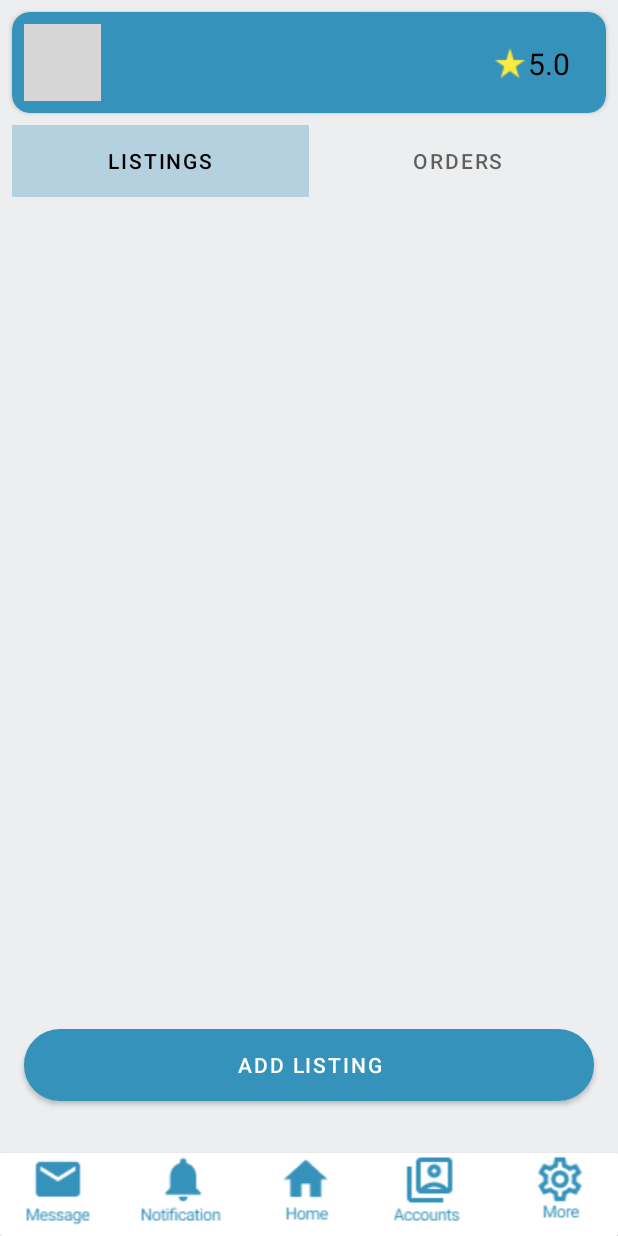
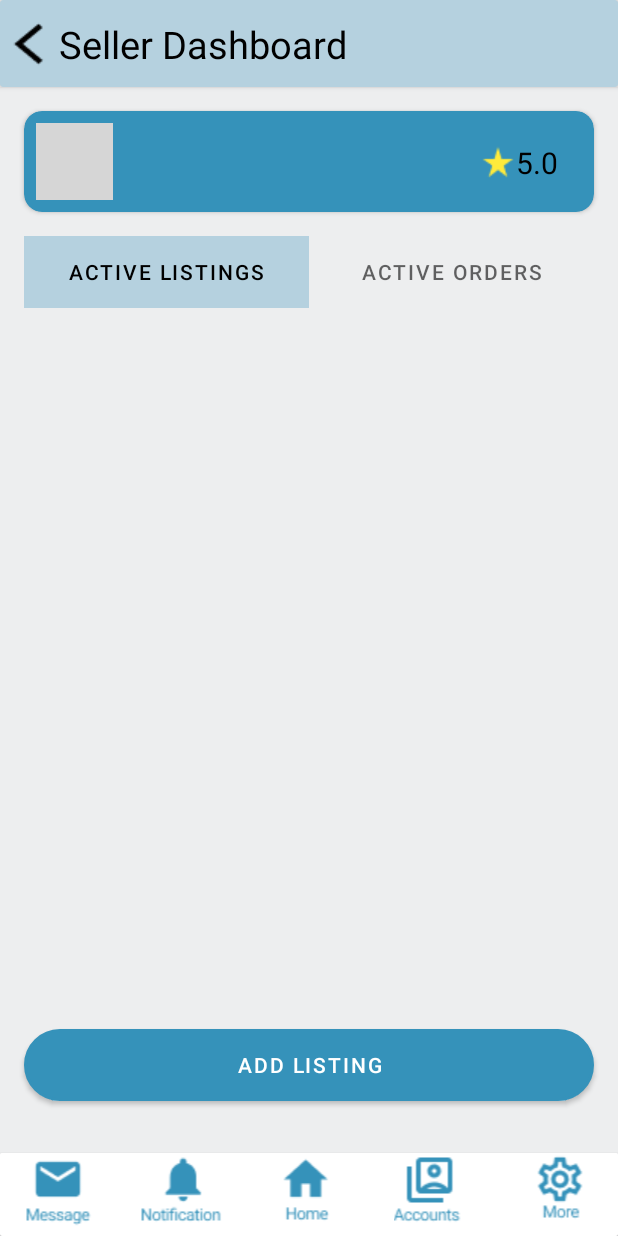
Before and after one commit to jikisan/ServiceHub, an Android app: the seller_dashboard screen opened directly, with no data from a screen before it, on a phone screen of 412 x 824 dp. Run offline under Robolectric (Android 15) with nearby library versions, the phone set to English and light mode, and no system bars; our stand-ins replace Firebase (no records; nobody signed in at launch, a user with empty details on screens opened directly); 2 statements that could not run were skipped; grey boxes are pictures that could not be loaded.

Commit message:
Setup retrieve listings data to recyclerview list

```diff
--- a/app/src/main/java/com/example/servicehub/add_listing_page.java
+++ b/app/src/main/java/com/example/servicehub/add_listing_page.java
@@ -234,9 +234,12 @@ public class add_listing_page extends AppCompatActivity {
         String listQuantity = tv_quantity.getText().toString();
         String listDesc = et_listDesc.getText().toString();
         String imageUriText = imageUri.toString();
+        int ratings = 0;
+        String ratingsText;
 
+        ratingsText = String.valueOf(ratings);
 
-        Listings listings = new Listings(imageUriText, listName, latLng, listPrice, listQuantity, listDesc);
+        Listings listings = new Listings(imageUriText, listName, latLng, listPrice, listQuantity, listDesc, ratingsText);
 
         listingDatabase.push().setValue(listings).addOnCompleteListener(new OnCompleteListener<Void>() {
             @Override
--- a/app/src/main/java/com/example/servicehub/seller_dashboard.java
+++ b/app/src/main/java/com/example/servicehub/seller_dashboard.java
@@ -22,7 +22,7 @@ import com.google.firebase.database.DatabaseReference;
 import com.google.firebase.database.FirebaseDatabase;
 import com.google.firebase.database.ValueEventListener;
 
-import Adapter_and_fragments.fragmentAdapter;
+import Adapter_and_fragments.fragmentAdapterListings;
 
 public class seller_dashboard extends AppCompatActivity {
 
@@ -31,7 +31,7 @@ public class seller_dashboard extends AppCompatActivity {
     private String userID;
     private TabLayout tabLayout;
     private ViewPager2 vp_viewPager2;
-    private fragmentAdapter adapter;
+    private fragmentAdapterListings adapter;
 
     ImageView iv_messageBtn, iv_notificationBtn, iv_homeBtn, iv_accountBtn,
             iv_moreBtn, iv_editListing;
@@ -56,11 +56,11 @@ public class seller_dashboard extends AppCompatActivity {
 
     private void generateTabLayout() {
 
-        tabLayout.addTab(tabLayout.newTab().setText("Listings"));
-        tabLayout.addTab(tabLayout.newTab().setText("Orders"));
+        tabLayout.addTab(tabLayout.newTab().setText("Active Listings"));
+        tabLayout.addTab(tabLayout.newTab().setText("Active Orders"));
 
         FragmentManager fragmentManager = getSupportFragmentManager();
-        adapter = new fragmentAdapter(fragmentManager, getLifecycle());
+        adapter = new fragmentAdapterListings(fragmentManager, getLifecycle());
         vp_viewPager2.setAdapter(adapter);
 
         tabLayout.addOnTabSelectedListener(new TabLayout.OnTabSelectedListener() {
--- a/app/src/main/java/com/example/servicehub/tech_dashboard.java
+++ b/app/src/main/java/com/example/servicehub/tech_dashboard.java
@@ -60,8 +60,8 @@ public class tech_dashboard extends AppCompatActivity {
 
     private void generateTabLayout() {
 
-        tabLayout.addTab(tabLayout.newTab().setText("My Projects"));
-        tabLayout.addTab(tabLayout.newTab().setText("My Bookings"));
+        tabLayout.addTab(tabLayout.newTab().setText("Active Projects"));
+        tabLayout.addTab(tabLayout.newTab().setText("Active Bookings"));
 
         FragmentManager fragmentManager = getSupportFragmentManager();
         adapter = new fragmentAdapter(fragmentManager, getLifecycle());
--- a/app/src/main/res/layout/seller_dashboard.xml
+++ b/app/src/main/res/layout/seller_dashboard.xml
@@ -8,16 +8,49 @@
     android:background="@color/bg_color">
 
     <androidx.cardview.widget.CardView
+        android:id="@+id/cardView"
+        android:layout_width="match_parent"
+        android:layout_height="58dp"
+        android:backgroundTint="@color/lighter_light_blue"
+        app:layout_constraintEnd_toEndOf="parent"
+        app:layout_constraintStart_toStartOf="parent"
+        app:layout_constraintTop_toTopOf="parent">
+
+        <androidx.constraintlayout.widget.ConstraintLayout
+            android:layout_width="match_parent"
+            android:layout_height="match_parent">
+
+
+            <TextView
+                android:layout_width="wrap_content"
+                android:layout_height="wrap_content"
+                android:drawableLeft="@drawable/back_arrow"
+                android:text="Seller Dashboard"
+                android:textColor="@color/black"
+                android:textSize="25sp"
+                app:layout_constraintBottom_toBottomOf="parent"
+                app:layout_constraintEnd_toEndOf="parent"
+                app:layout_constraintHorizontal_bias="0.0"
+                app:layout_constraintStart_toStartOf="parent"
+                app:layout_constraintTop_toTopOf="parent" />
+
+
+        </androidx.constraintlayout.widget.ConstraintLayout>
+    </androidx.cardview.widget.CardView>
+
+
+    <androidx.cardview.widget.CardView
         android:id="@+id/cardView2"
         android:layout_width="match_parent"
         android:layout_height="wrap_content"
-        android:layout_margin="8dp"
+        android:layout_margin="16dp"
+        android:layout_marginTop="12dp"
         android:background="@drawable/rounded"
         android:backgroundTint="@color/light_blue"
         app:cardCornerRadius="12dp"
         app:layout_constraintEnd_toEndOf="parent"
         app:layout_constraintStart_toStartOf="parent"
-        app:layout_constraintTop_toTopOf="parent">
+        app:layout_constraintTop_toBottomOf="@+id/cardView">
 
         <androidx.constraintlayout.widget.ConstraintLayout
             android:layout_width="match_parent"
@@ -37,8 +70,8 @@
                 android:layout_width="wrap_content"
                 android:layout_height="wrap_content"
                 android:layout_marginStart="8dp"
+                android:textSize="21sp"
                 android:textStyle="bold"
-                android:textSize="21sp"
                 app:layout_constraintBottom_toBottomOf="@+id/iv_userPic"
                 app:layout_constraintStart_toEndOf="@+id/iv_userPic"
                 app:layout_constraintTop_toTopOf="@+id/iv_userPic" />
@@ -51,9 +84,9 @@
                 android:drawableLeft="@drawable/star"
                 android:drawableTint="#FFEB3B"
                 android:gravity="center"
+                android:text="5.0"
+                android:textColor="@color/black"
                 android:textSize="20sp"
-                android:textColor="@color/black"
-                android:text="5.0"
                 app:layout_constraintBottom_toBottomOf="@+id/tv_bannerName"
                 app:layout_constraintEnd_toEndOf="parent"
                 app:layout_constraintTop_toTopOf="@+id/tv_bannerName"
@@ -65,13 +98,11 @@
 
     </androidx.cardview.widget.CardView>
 
-
     <com.google.android.material.tabs.TabLayout
         android:id="@+id/tab_layout"
         android:layout_width="match_parent"
         android:layout_height="wrap_content"
-        android:layout_margin="8dp"
-        android:layout_marginTop="32dp"
+        android:layout_margin="16dp"
         android:backgroundTint="@color/bg_color"
         app:layout_constraintEnd_toEndOf="parent"
         app:layout_constraintHorizontal_bias="1.0"
@@ -89,12 +120,13 @@
         android:id="@+id/vp_viewPager2"
         android:layout_width="match_parent"
         android:layout_height="match_parent"
-        android:layout_marginTop="148dp"
+        android:layout_marginTop="200dp"
         app:layout_constraintBottom_toBottomOf="parent"
         app:layout_constraintEnd_toEndOf="parent"
         app:layout_constraintHorizontal_bias="0.0"
         app:layout_constraintStart_toStartOf="parent"
-        app:layout_constraintTop_toBottomOf="@+id/tab_layout" />
+        app:layout_constraintTop_toBottomOf="@+id/tab_layout"
+        app:layout_constraintVertical_bias="0.0" />
 
     <Button
         android:id="@+id/btn_addListing"
```
Also changed, not shown: app/src/main/res/layout/tech_dashboard.xml (+9 -16 lines).
